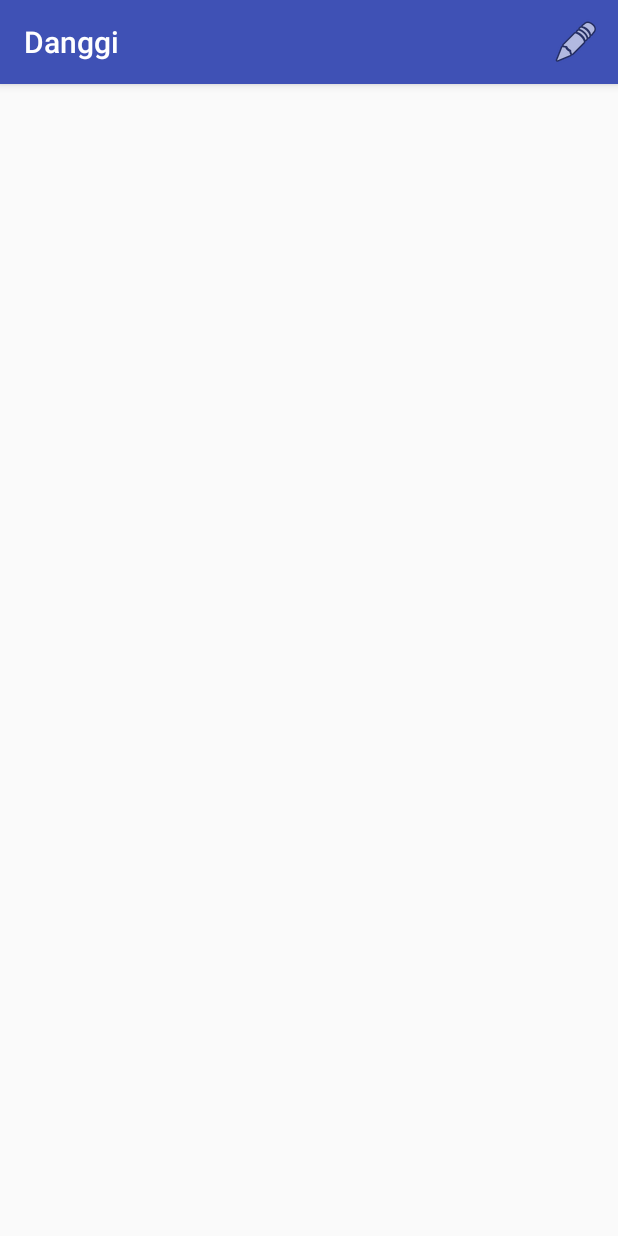
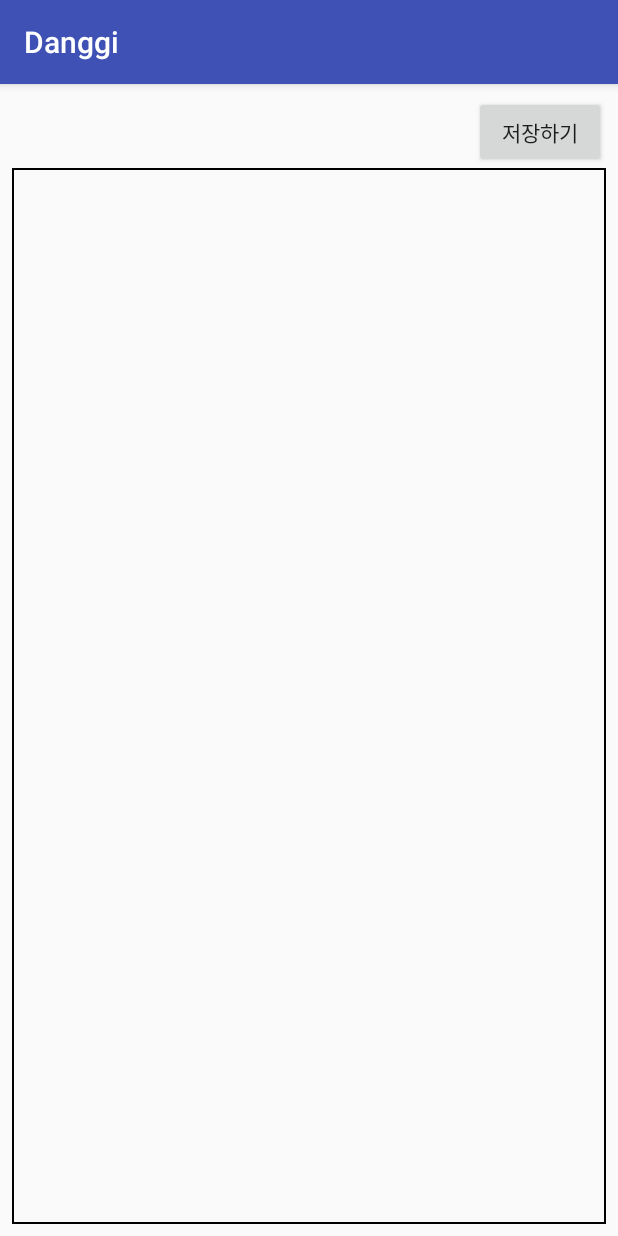
Before and after one commit to Jiyunn/DangGi, an Android app: the screen it shows after launch (MainActivity before the commit, WriteActivity after it), after a tap on "메모 쓰기", on a phone screen of 412 x 824 dp. Run offline under Robolectric (Android 15) with nearby library versions, the phone set to English and light mode, and no system bars; our stand-ins replace data binding.

Commit message:
#3-write기능 추가

```diff
--- a/app/src/main/AndroidManifest.xml
+++ b/app/src/main/AndroidManifest.xml
@@ -1,6 +1,6 @@
 <?xml version="1.0" encoding="utf-8"?>
 <manifest xmlns:android="http://schemas.android.com/apk/res/android"
-    package="me.jy.danggi" >
+          package="me.jy.danggi">
 
     <application
         android:allowBackup="true"
@@ -8,13 +8,15 @@
         android:label="@string/app_name"
         android:roundIcon="@mipmap/ic_launcher_round"
         android:supportsRtl="true"
-        android:theme="@style/AppTheme" >
-        <activity android:name=".MainActivity" >
+        android:theme="@style/AppTheme">
+        <activity android:name=".activities.MainActivity">
             <intent-filter>
-                <action android:name="android.intent.action.MAIN" />
+                <action android:name="android.intent.action.MAIN"/>
 
-                <category android:name="android.intent.category.LAUNCHER" />
+                <category android:name="android.intent.category.LAUNCHER"/>
             </intent-filter>
+        </activity>
+        <activity android:name=".activities.WriteActivity">
         </activity>
     </application>
 
--- a/app/src/main/java/me/jy/danggi/MainActivity.java
+++ b/app/src/main/java/me/jy/danggi/activities/MainActivity.java
@@ -1,5 +1,6 @@
-package me.jy.danggi;
+package me.jy.danggi.activities;
 
+import android.content.Intent;
 import android.databinding.DataBindingUtil;
 import android.os.Bundle;
 import android.support.v7.app.AppCompatActivity;
@@ -12,6 +13,7 @@ import android.view.MenuItem;
 import java.util.ArrayList;
 import java.util.List;
 
+import me.jy.danggi.R;
 import me.jy.danggi.adapter.MemoAdapter;
 import me.jy.danggi.databinding.ActivityMainBinding;
 import me.jy.danggi.model.Memo;
@@ -45,7 +47,7 @@ public class MainActivity extends AppCompatActivity {
     public boolean onOptionsItemSelected(MenuItem item) {
         switch (item.getItemId()) {
             case R.id.menu_write:
-
+                startActivity(new Intent(getApplicationContext(), WriteActivity.class));
                 return true;
             default:
                 return super.onOptionsItemSelected(item);
--- /dev/null
+++ b/app/src/main/java/me/jy/danggi/activities/WriteActivity.java
@@ -0,0 +1,25 @@
+package me.jy.danggi.activities;
+
+import android.content.Intent;
+import android.databinding.DataBindingUtil;
+import android.os.Bundle;
+import android.support.v7.app.AppCompatActivity;
+import android.view.View;
+
+import me.jy.danggi.R;
+import me.jy.danggi.databinding.ActivityWriteBinding;
+
+public class WriteActivity extends AppCompatActivity {
+
+    ActivityWriteBinding binding;
+
+    @Override
+    protected void onCreate(Bundle savedInstanceState) {
+        super.onCreate(savedInstanceState);
+        binding = DataBindingUtil.setContentView(this, R.layout.activity_write);
+    }
+
+    public void saveWrittenContent(View v) {
+        startActivity(new Intent(getApplicationContext(), MainActivity.class));
+    }
+}
--- /dev/null
+++ b/app/src/main/res/drawable/border_write.xml
@@ -0,0 +1,11 @@
+<?xml version="1.0" encoding="utf-8"?>
+<shape xmlns:android="http://schemas.android.com/apk/res/android"
+    android:shape="rectangle">
+
+
+    <stroke
+        android:width="1dp"
+        android:color="@color/colorBlack"/>
+
+
+</shape>
--- a/app/src/main/res/layout/activity_main.xml
+++ b/app/src/main/res/layout/activity_main.xml
@@ -6,12 +6,11 @@
 
         <variable
             name="main"
-            type="me.jy.danggi.MainActivity"
+            type="me.jy.danggi.activities.MainActivity"
             />
     </data>
 
     <LinearLayout
-
         android:layout_width="match_parent"
         android:layout_height="match_parent"
         >
--- /dev/null
+++ b/app/src/main/res/layout/activity_write.xml
@@ -0,0 +1,39 @@
+<?xml version="1.0" encoding="utf-8"?>
+<layout
+    xmlns:android="http://schemas.android.com/apk/res/android">
+
+    <data>
+      <variable
+          name="write"
+          type="me.jy.danggi.activities.WriteActivity"/>
+    </data>
+
+    <LinearLayout
+        android:layout_width="match_parent"
+        android:layout_height="match_parent"
+        android:orientation="vertical"
+        android:padding="8dp"
+        >
+        <Button
+            android:id="@+id/btn_save"
+            android:text="@string/save"
+            android:layout_width="wrap_content"
+            android:layout_height="wrap_content"
+            android:layout_gravity="end"
+            android:onClick="saveWrittenContent"
+            />
+
+        <EditText
+            android:id="@+id/edit_memo"
+            android:layout_width="match_parent"
+            android:layout_height="match_parent"
+            android:inputType="text"
+            android:padding="2dp"
+            android:textSize="13sp"
+            android:gravity="top"
+            android:background="@drawable/border_write"
+            android:textColor="@color/colorBlack"
+            />
+
+    </LinearLayout>
+</layout>
--- a/app/src/main/res/values/strings.xml
+++ b/app/src/main/res/values/strings.xml
@@ -1,3 +1,5 @@
 <resources>
     <string name="app_name">Danggi</string>
+
+    <string name="save">저장하기</string>
 </resources>
```
